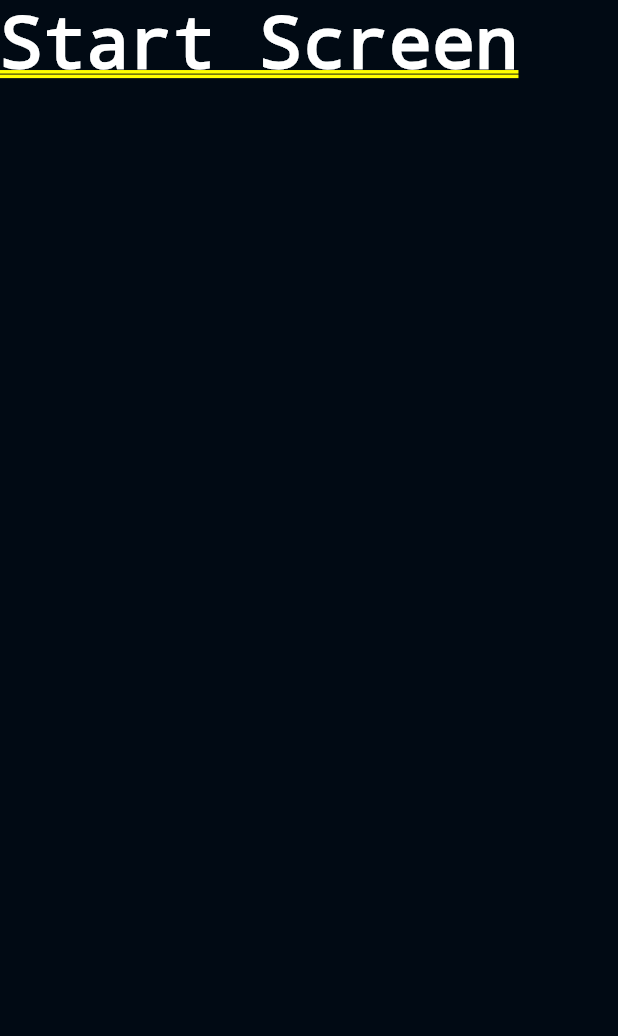
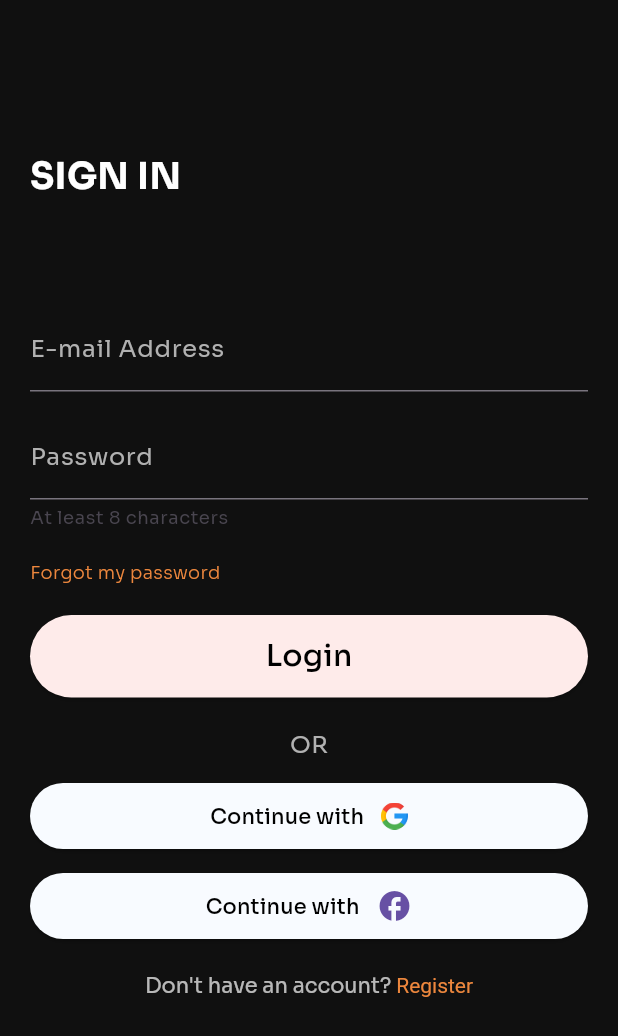
Before and after one commit to Serge-NSN/findam, a Flutter app: the screen it shows after launch, on a phone screen of 412 x 824 dp. Shown: the top 1036 px of the screen. Run offline on Flutter 3.47's test engine with Material 3 defaults, Android fonts, the phone set to English and light mode, and no system bars; our stand-ins replace animated_splash_screen, page_transition.

Commit message:
create login screen UI

```diff
--- a/lib/main.dart
+++ b/lib/main.dart
@@ -1,5 +1,5 @@
 import 'package:animated_splash_screen/animated_splash_screen.dart';
-import 'package:findam/main_screen.dart';
+import 'package:findam/sign_in_screen.dart';
 import 'package:flutter/material.dart';
 import 'package:page_transition/page_transition.dart';
 
@@ -11,13 +11,17 @@
   @override
   Widget build(BuildContext context) {
     return MaterialApp(
-      title: 'Clean Code',
+      theme: ThemeData(
+        fontFamily: 'Sora',
+      ),
+      title: 'FindAm',
       home: AnimatedSplashScreen(
-        duration: 4000,
+        duration: 1000,
         splash: Image.asset('assets/img/logo.png'),
-        nextScreen: const MainScreen(),
+        nextScreen: const SignInScreen(),
         splashTransition: SplashTransition.fadeTransition,
-        pageTransitionType: PageTransitionType.fade,
+        pageTransitionType: PageTransitionType.leftToRightWithFade,
+        animationDuration: Durations.extralong4,
         backgroundColor: const Color.fromARGB(255, 16, 16, 16),
         splashIconSize: 250,
       ),
--- a/lib/main_screen.dart
+++ /dev/null
@@ -1,16 +0,0 @@
-import 'package:flutter/material.dart';
-
-class MainScreen extends StatelessWidget {
-  const MainScreen({super.key});
-
-  @override
-  Widget build(BuildContext context) {
-    return Container(
-      color: const Color.fromARGB(255, 1, 10, 20),
-      child: const Text(
-        'Start Screen',
-        style: TextStyle(color: Colors.white),
-      ),
-    );
-  }
-}
--- /dev/null
+++ b/lib/sign_in_screen.dart
@@ -0,0 +1,188 @@
+import 'package:findam/sign_up_screen.dart';
+import 'package:flutter/material.dart';
+import 'package:flutter/gestures.dart';
+
+class SignInScreen extends StatelessWidget {
+  const SignInScreen({super.key});
+
+  @override
+  Widget build(BuildContext context) {
+    return Scaffold(
+      appBar: AppBar(
+        backgroundColor: const Color(0xFF101010),
+      ),
+      body: Container(
+        color: const Color(0xFF101010),
+        padding: const EdgeInsets.all(20.0),
+        child: Column(
+          mainAxisAlignment: MainAxisAlignment.center,
+          crossAxisAlignment: CrossAxisAlignment.center,
+          children: [
+            const SizedBox(height: 25),
+            const Align(
+              alignment: Alignment.topLeft,
+              child: Text(
+                'SIGN IN',
+                style: TextStyle(
+                  fontSize: 24.0,
+                  fontWeight: FontWeight.bold,
+                  color: Colors.white,
+                ),
+              ),
+            ),
+            MediaQuery.of(context).viewInsets.bottom > 0
+                ? const SizedBox(height: 8) // add gap when keyboard is present
+                : const SizedBox(height: 0),
+            Expanded(
+              child: SingleChildScrollView(
+                child: Column(
+                  mainAxisAlignment: MainAxisAlignment.center,
+                  crossAxisAlignment: CrossAxisAlignment.start,
+                  children: [
+                    MediaQuery.of(context).viewInsets.bottom > 0
+                        ? const SizedBox(
+                            height:
+                                15) // Reduce the SizedBox when keyboard is present
+                        : const SizedBox(height: 70),
+                    const TextField(
+                      cursorColor: Color.fromARGB(192, 255, 255, 255),
+                      decoration: InputDecoration(
+                        labelText: 'E-mail Address',
+                        labelStyle: TextStyle(
+                          color: Color(0xFFB1B1B1),
+                        ),
+                      ),
+                      style: TextStyle(color: Color(0xFFB1B1B1)),
+                    ),
+                    const SizedBox(height: 16),
+                    const TextField(
+                      cursorColor: Color.fromARGB(192, 255, 255, 255),
+                      obscureText: true,
+                      // obscuringCharacter: '*',
+                      decoration: InputDecoration(
+                        labelText: 'Password',
+                        labelStyle: TextStyle(
+                          color: Color(0xFFB1B1B1),
+                        ),
+                        helperText: 'At least 8 characters',
+                      ),
+                      style: TextStyle(color: Color(0xFFB1B1B1)),
+                    ),
+                    const SizedBox(height: 20),
+                    const Text('Forgot my password',
+                        style: TextStyle(
+                            color: Color(0xFFED873D),
+                            fontSize: 12,
+                            fontWeight: FontWeight.w200)),
+                    const SizedBox(height: 20),
+                    SizedBox(
+                      width: double.infinity,
+                      child: ElevatedButton(
+                        style: ButtonStyle(
+                            padding: MaterialStateProperty.all(
+                                const EdgeInsets.all(13)),
+                            backgroundColor: MaterialStateProperty.all(
+                                const Color.fromRGBO(254, 235, 234, 1))),
+                        onPressed: () {},
+                        child: const Text(
+                          'Login',
+                          style: TextStyle(
+                              fontWeight: FontWeight.w500,
+                              color: Colors.black,
+                              fontSize: 20),
+                        ),
+                      ),
+                    ),
+                    const SizedBox(height: 20),
+                    const Center(
+                      child: Text(
+                        'OR',
+                        style:
+                            TextStyle(fontSize: 16, color: Color(0xFFB1B1B1)),
+                      ),
+                    ),
+                    const SizedBox(height: 12),
+                    SizedBox(
+                      width: double.infinity,
+                      child: ElevatedButton.icon(
+                        icon: const Text(
+                          'Continue with ',
+                          style: TextStyle(color: Colors.black),
+                        ),
+                        label: Image.asset('assets/img/google-logo.png',
+                            height: 18),
+                        style: ButtonStyle(
+                          padding: MaterialStateProperty.all(
+                              const EdgeInsets.all(12)),
+                          backgroundColor: MaterialStateProperty.all(
+                            const Color.fromRGBO(248, 251, 255, 1),
+                          ),
+                        ),
+                        onPressed: () {
+                          // onPressed code
+                        },
+                      ),
+                    ),
+                    const SizedBox(height: 12),
+                    SizedBox(
+                      width: double.infinity,
+                      child: ElevatedButton.icon(
+                        icon: const Text(
+                          'Continue with ',
+                          style: TextStyle(color: Colors.black),
+                        ),
+                        label: const Icon(
+                          Icons.facebook,
+                          size: 24,
+                        ),
+                        style: ButtonStyle(
+                          padding: MaterialStateProperty.all(
+                              const EdgeInsets.all(10)),
+                          backgroundColor: MaterialStateProperty.all(
+                            const Color.fromRGBO(248, 251, 255, 1),
+                          ),
+                        ),
+                        onPressed: () {
+                          // Your onPressed code
+                        },
+                      ),
+                    ),
+                    SizedBox(height: 20),
+                    Center(
+                      child: RichText(
+                        text: TextSpan(
+                          style: TextStyle(
+                              fontFamily: 'Sora',
+                              color: Colors
+                                  .white70), // Default text style for other text
+                          children: <TextSpan>[
+                            TextSpan(text: "Don't have an account? "),
+                            TextSpan(
+                              text: 'Register',
+                              style: TextStyle(
+                                color: Color(0xFFED873D),
+                              ), // Orange text style for 'Register'
+                              recognizer: TapGestureRecognizer()
+                                ..onTap = () {
+                                  Navigator.push(
+                                    context,
+                                    MaterialPageRoute(
+                                        builder: (context) =>
+                                            const SignUpScreen()),
+                                  );
+                                },
+                            ),
+                          ],
+                        ),
+                      ),
+                    )
+                  ],
+                ),
+              ),
+            ),
+          ],
+        ),
+      ),
+    );
+  }
+}
```
Also changed, not shown: lib/sign_up_screen.dart (added, +188 -0 lines), pubspec.yaml (+9 -6 lines), assets/fonts/Sora-Bold.ttf (added), assets/fonts/Sora-ExtraBold.ttf (added), assets/fonts/Sora-ExtraLight.ttf (added), assets/fonts/Sora-Light.ttf (added), assets/fonts/Sora-Medium.ttf (added), assets/fonts/Sora-Regular.ttf (added), assets/fonts/Sora-SemiBold.ttf (added), assets/fonts/Sora-Thin.ttf (added), assets/img/google-logo.png (added).
